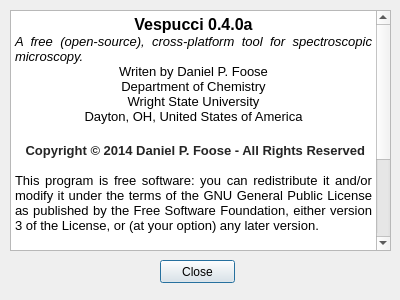
This is aboutdialog.ui in VespucciProject/Vespucci as Qt 5 draws it before an edit. The edited form follows.
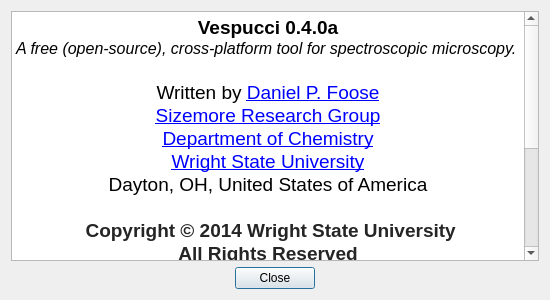
This is the edited form.

```diff
--- a/aboutdialog.ui
+++ b/aboutdialog.ui
@@ -6,56 +6,84 @@
    <rect>
     <x>0</x>
     <y>0</y>
-    <width>400</width>
+    <width>550</width>
     <height>300</height>
    </rect>
   </property>
   <property name="windowTitle">
    <string>Dialog</string>
   </property>
-  <widget class="QPushButton" name="closeButton">
-   <property name="geometry">
-    <rect>
-     <x>160</x>
-     <y>260</y>
-     <width>75</width>
-     <height>23</height>
-    </rect>
-   </property>
-   <property name="text">
-    <string>Close</string>
-   </property>
-  </widget>
-  <widget class="QTextBrowser" name="textBrowser">
-   <property name="geometry">
-    <rect>
-     <x>10</x>
-     <y>10</y>
-     <width>381</width>
-     <height>241</height>
-    </rect>
-   </property>
-   <property name="html">
-    <string>&lt;!DOCTYPE HTML PUBLIC &quot;-//W3C//DTD HTML 4.0//EN&quot; &quot;http://www.w3.org/TR/REC-html40/strict.dtd&quot;&gt;
+  <layout class="QGridLayout" name="gridLayout">
+   <item row="0" column="0">
+    <widget class="QTextBrowser" name="textBrowser">
+     <property name="font">
+      <font>
+       <pointsize>11</pointsize>
+      </font>
+     </property>
+     <property name="html">
+      <string>&lt;!DOCTYPE HTML PUBLIC &quot;-//W3C//DTD HTML 4.0//EN&quot; &quot;http://www.w3.org/TR/REC-html40/strict.dtd&quot;&gt;
 &lt;html&gt;&lt;head&gt;&lt;meta name=&quot;qrichtext&quot; content=&quot;1&quot; /&gt;&lt;style type=&quot;text/css&quot;&gt;
 p, li { white-space: pre-wrap; }
-&lt;/style&gt;&lt;/head&gt;&lt;body style=&quot; font-family:'MS Shell Dlg 2'; font-size:8.25pt; font-weight:400; font-style:normal;&quot;&gt;
-&lt;p align=&quot;center&quot; style=&quot; margin-top:0px; margin-bottom:0px; margin-left:0px; margin-right:0px; -qt-block-indent:0; text-indent:0px;&quot;&gt;&lt;span style=&quot; font-size:12pt; font-weight:600;&quot;&gt;Vespucci 0.4.0a&lt;/span&gt;&lt;/p&gt;
-&lt;p align=&quot;justify&quot; style=&quot; margin-top:0px; margin-bottom:0px; margin-left:0px; margin-right:0px; -qt-block-indent:0; text-indent:0px;&quot;&gt;&lt;span style=&quot; font-size:10pt; font-style:italic;&quot;&gt;A free (open-source), cross-platform tool for spectroscopic microscopy.&lt;/span&gt;&lt;/p&gt;
-&lt;p align=&quot;center&quot; style=&quot; margin-top:0px; margin-bottom:0px; margin-left:0px; margin-right:0px; -qt-block-indent:0; text-indent:0px;&quot;&gt;&lt;span style=&quot; font-size:10pt;&quot;&gt;Writen by Daniel P. Foose&lt;/span&gt;&lt;/p&gt;
-&lt;p align=&quot;center&quot; style=&quot; margin-top:0px; margin-bottom:0px; margin-left:0px; margin-right:0px; -qt-block-indent:0; text-indent:0px;&quot;&gt;&lt;span style=&quot; font-size:10pt;&quot;&gt;Department of Chemistry&lt;/span&gt;&lt;/p&gt;
-&lt;p align=&quot;center&quot; style=&quot; margin-top:0px; margin-bottom:0px; margin-left:0px; margin-right:0px; -qt-block-indent:0; text-indent:0px;&quot;&gt;&lt;span style=&quot; font-size:10pt;&quot;&gt;Wright State University&lt;/span&gt;&lt;/p&gt;
-&lt;p align=&quot;center&quot; style=&quot; margin-top:0px; margin-bottom:0px; margin-left:0px; margin-right:0px; -qt-block-indent:0; text-indent:0px;&quot;&gt;&lt;span style=&quot; font-size:10pt;&quot;&gt;Dayton, OH, United States of America&lt;/span&gt;&lt;/p&gt;
-&lt;p style=&quot;-qt-paragraph-type:empty; margin-top:0px; margin-bottom:0px; margin-left:0px; margin-right:0px; -qt-block-indent:0; text-indent:0px; font-size:12pt; font-style:italic;&quot;&gt;&lt;br /&gt;&lt;/p&gt;
-&lt;p align=&quot;center&quot; style=&quot; margin-top:0px; margin-bottom:0px; margin-left:0px; margin-right:0px; -qt-block-indent:0; text-indent:0px;&quot;&gt;&lt;span style=&quot; font-family:'sans-serif'; font-size:10pt; color:#252525; background-color:#ffffff;&quot;&gt; &lt;/span&gt;&lt;span style=&quot; font-family:'sans-serif'; font-size:10pt; font-weight:600; color:#252525; background-color:#ffffff;&quot;&gt;Copyright © 2014 Daniel P. Foose - All Rights Reserved&lt;/span&gt;&lt;/p&gt;
-&lt;p align=&quot;justify&quot; style=&quot;-qt-paragraph-type:empty; margin-top:0px; margin-bottom:0px; margin-left:0px; margin-right:0px; -qt-block-indent:0; text-indent:0px; font-family:'sans-serif'; font-size:10pt; font-weight:600; color:#252525;&quot;&gt;&lt;br /&gt;&lt;/p&gt;
+&lt;/style&gt;&lt;/head&gt;&lt;body style=&quot; font-family:'MS Shell Dlg 2'; font-size:11pt; font-weight:400; font-style:normal;&quot;&gt;
+&lt;p align=&quot;center&quot; style=&quot; margin-top:0px; margin-bottom:0px; margin-left:0px; margin-right:0px; -qt-block-indent:0; text-indent:0px;&quot;&gt;&lt;span style=&quot; font-size:14pt; font-weight:600;&quot;&gt;Vespucci 0.4.0a&lt;/span&gt;&lt;/p&gt;
+&lt;p align=&quot;justify&quot; style=&quot; margin-top:0px; margin-bottom:0px; margin-left:0px; margin-right:0px; -qt-block-indent:0; text-indent:0px;&quot;&gt;&lt;span style=&quot; font-size:12pt; font-style:italic;&quot;&gt;A free (open-source), cross-platform tool for spectroscopic microscopy.&lt;/span&gt;&lt;/p&gt;
+&lt;p align=&quot;justify&quot; style=&quot;-qt-paragraph-type:empty; margin-top:0px; margin-bottom:0px; margin-left:0px; margin-right:0px; -qt-block-indent:0; text-indent:0px; font-size:14pt; font-style:italic;&quot;&gt;&lt;br /&gt;&lt;/p&gt;
+&lt;p align=&quot;center&quot; style=&quot; margin-top:0px; margin-bottom:0px; margin-left:0px; margin-right:0px; -qt-block-indent:0; text-indent:0px;&quot;&gt;&lt;span style=&quot; font-size:14pt;&quot;&gt;Written by &lt;/span&gt;&lt;a href=&quot;http://about.me/dpfoose&quot;&gt;&lt;span style=&quot; font-size:14pt; text-decoration: underline; color:#0000ff;&quot;&gt;Daniel P. Foose&lt;/span&gt;&lt;/a&gt;&lt;/p&gt;
+&lt;p align=&quot;center&quot; style=&quot; margin-top:0px; margin-bottom:0px; margin-left:0px; margin-right:0px; -qt-block-indent:0; text-indent:0px;&quot;&gt;&lt;a href=&quot;http://www.chm.wright.edu/pavel/research/group.html&quot;&gt;&lt;span style=&quot; font-size:14pt; text-decoration: underline; color:#0000ff;&quot;&gt;Sizemore Research Group&lt;/span&gt;&lt;/a&gt;&lt;/p&gt;
+&lt;p align=&quot;center&quot; style=&quot; margin-top:0px; margin-bottom:0px; margin-left:0px; margin-right:0px; -qt-block-indent:0; text-indent:0px;&quot;&gt;&lt;a href=&quot;http://www.chm.wright.edu&quot;&gt;&lt;span style=&quot; font-size:14pt; text-decoration: underline; color:#0000ff;&quot;&gt;Department of Chemistry&lt;/span&gt;&lt;/a&gt;&lt;/p&gt;
+&lt;p align=&quot;center&quot; style=&quot; margin-top:0px; margin-bottom:0px; margin-left:0px; margin-right:0px; -qt-block-indent:0; text-indent:0px;&quot;&gt;&lt;a href=&quot;http://www.wright.edu&quot;&gt;&lt;span style=&quot; font-size:14pt; text-decoration: underline; color:#0000ff;&quot;&gt;Wright State University&lt;/span&gt;&lt;/a&gt;&lt;/p&gt;
+&lt;p align=&quot;center&quot; style=&quot; margin-top:0px; margin-bottom:0px; margin-left:0px; margin-right:0px; -qt-block-indent:0; text-indent:0px;&quot;&gt;&lt;span style=&quot; font-size:14pt;&quot;&gt;Dayton, OH, United States of America&lt;/span&gt;&lt;/p&gt;
+&lt;p style=&quot;-qt-paragraph-type:empty; margin-top:0px; margin-bottom:0px; margin-left:0px; margin-right:0px; -qt-block-indent:0; text-indent:0px; font-size:14pt; font-style:italic;&quot;&gt;&lt;br /&gt;&lt;/p&gt;
+&lt;p align=&quot;center&quot; style=&quot; margin-top:0px; margin-bottom:0px; margin-left:0px; margin-right:0px; -qt-block-indent:0; text-indent:0px;&quot;&gt;&lt;span style=&quot; font-family:'sans-serif'; font-size:14pt; color:#252525; background-color:#ffffff;&quot;&gt; &lt;/span&gt;&lt;span style=&quot; font-family:'sans-serif'; font-size:14pt; font-weight:600; color:#252525; background-color:#ffffff;&quot;&gt;Copyright © 2014 Wright State University&lt;/span&gt;&lt;/p&gt;
+&lt;p align=&quot;center&quot; style=&quot; margin-top:0px; margin-bottom:0px; margin-left:0px; margin-right:0px; -qt-block-indent:0; text-indent:0px;&quot;&gt;&lt;span style=&quot; font-family:'sans-serif'; font-size:14pt; font-weight:600; color:#252525; background-color:#ffffff;&quot;&gt;All Rights Reserved&lt;/span&gt;&lt;/p&gt;
+&lt;p align=&quot;justify&quot; style=&quot;-qt-paragraph-type:empty; margin-top:0px; margin-bottom:0px; margin-left:0px; margin-right:0px; -qt-block-indent:0; text-indent:0px; font-family:'sans-serif'; font-size:14pt; font-weight:600; color:#252525;&quot;&gt;&lt;br /&gt;&lt;/p&gt;
 &lt;p align=&quot;justify&quot; style=&quot; margin-top:0px; margin-bottom:0px; margin-left:0px; margin-right:0px; -qt-block-indent:0; text-indent:0px;&quot;&gt;&lt;span style=&quot; font-family:'monospace'; font-size:10pt; color:#000000; background-color:#ffffff;&quot;&gt;This program is free software: you can redistribute it and/or modify it under the terms of the GNU General Public License as published by the Free Software Foundation, either version 3 of the License, or (at your option) any later version.&lt;/span&gt;&lt;/p&gt;
 &lt;p align=&quot;justify&quot; style=&quot;-qt-paragraph-type:empty; margin-top:0px; margin-bottom:0px; margin-left:0px; margin-right:0px; -qt-block-indent:0; text-indent:0px; font-family:'monospace'; font-size:10pt; color:#000000;&quot;&gt;&lt;br /&gt;&lt;/p&gt;
 &lt;p align=&quot;justify&quot; style=&quot; margin-top:0px; margin-bottom:0px; margin-left:0px; margin-right:0px; -qt-block-indent:0; text-indent:0px;&quot;&gt;&lt;span style=&quot; font-family:'monospace'; font-size:10pt; color:#000000; background-color:#ffffff;&quot;&gt;This program is distributed in the hope that it will be useful, but &lt;/span&gt;&lt;span style=&quot; font-family:'monospace'; font-size:10pt; font-weight:600; color:#000000; background-color:#ffffff;&quot;&gt;WITHOUT ANY WARRANTY&lt;/span&gt;&lt;span style=&quot; font-family:'monospace'; font-size:10pt; color:#000000; background-color:#ffffff;&quot;&gt;; without even the implied warranty of &lt;/span&gt;&lt;span style=&quot; font-family:'monospace'; font-size:10pt; font-weight:600; color:#000000; background-color:#ffffff;&quot;&gt;MERCHANTABILITY&lt;/span&gt;&lt;span style=&quot; font-family:'monospace'; font-size:10pt; color:#000000; background-color:#ffffff;&quot;&gt; or &lt;/span&gt;&lt;span style=&quot; font-family:'monospace'; font-size:10pt; font-weight:600; color:#000000; background-color:#ffffff;&quot;&gt;FITNESS FOR A PARTICULAR PURPOSE. &lt;/span&gt;&lt;span style=&quot; font-family:'monospace'; font-size:10pt; color:#000000; background-color:#ffffff;&quot;&gt;See the GNU General Public License for more details.&lt;/span&gt;&lt;/p&gt;
 &lt;p align=&quot;justify&quot; style=&quot;-qt-paragraph-type:empty; margin-top:0px; margin-bottom:0px; margin-left:0px; margin-right:0px; -qt-block-indent:0; text-indent:0px; font-family:'monospace'; font-size:10pt; color:#000000;&quot;&gt;&lt;br /&gt;&lt;/p&gt;
 &lt;p align=&quot;justify&quot; style=&quot; margin-top:0px; margin-bottom:0px; margin-left:0px; margin-right:0px; -qt-block-indent:0; text-indent:0px;&quot;&gt;&lt;span style=&quot; font-family:'monospace'; font-size:10pt; color:#000000; background-color:#ffffff;&quot;&gt;You should have received a copy of the GNU General Public Licence along with this program.  If not, see &amp;lt;&lt;/span&gt;&lt;a href=&quot;http://www.gnu.org/licenses/&quot;&gt;&lt;span style=&quot; font-size:10pt; text-decoration: underline; color:#0000ff;&quot;&gt;http://www.gnu.org/licenses/&lt;/span&gt;&lt;/a&gt;&lt;span style=&quot; font-family:'monospace'; font-size:10pt; color:#000000; background-color:#ffffff;&quot;&gt;&amp;gt;.&lt;/span&gt;&lt;/p&gt;&lt;/body&gt;&lt;/html&gt;</string>
-   </property>
-  </widget>
+     </property>
+    </widget>
+   </item>
+   <item row="1" column="0">
+    <layout class="QHBoxLayout" name="horizontalLayout">
+     <item>
+      <spacer name="horizontalSpacer">
+       <property name="orientation">
+        <enum>Qt::Horizontal</enum>
+       </property>
+       <property name="sizeHint" stdset="0">
+        <size>
+         <width>40</width>
+         <height>20</height>
+        </size>
+       </property>
+      </spacer>
+     </item>
+     <item>
+      <widget class="QPushButton" name="closeButton">
+       <property name="text">
+        <string>Close</string>
+       </property>
+      </widget>
+     </item>
+     <item>
+      <spacer name="horizontalSpacer_2">
+       <property name="orientation">
+        <enum>Qt::Horizontal</enum>
+       </property>
+       <property name="sizeHint" stdset="0">
+        <size>
+         <width>40</width>
+         <height>20</height>
+        </size>
+       </property>
+      </spacer>
+     </item>
+    </layout>
+   </item>
+  </layout>
  </widget>
  <resources/>
  <connections/>
```
